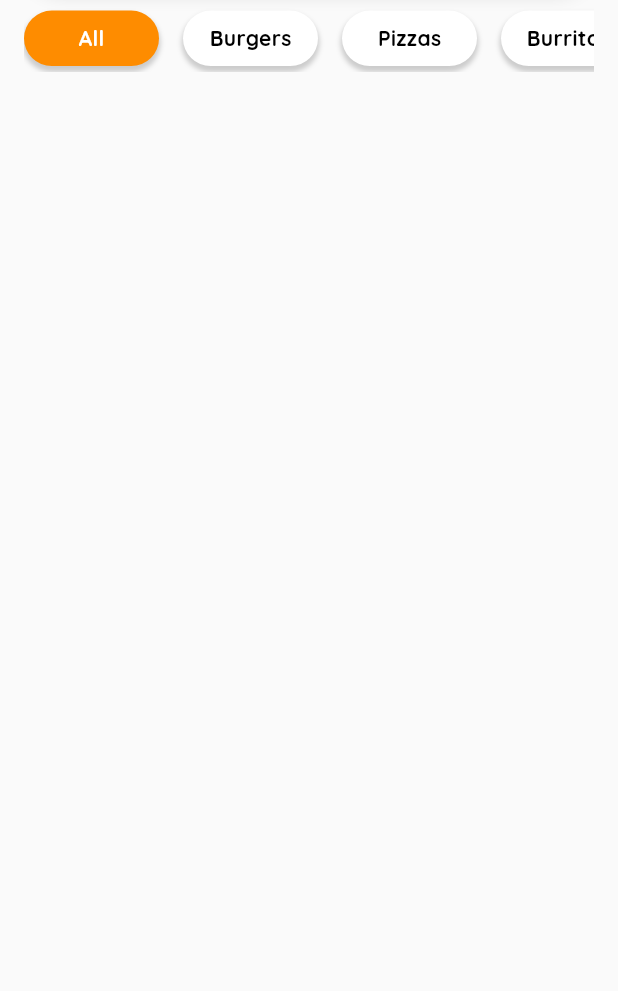
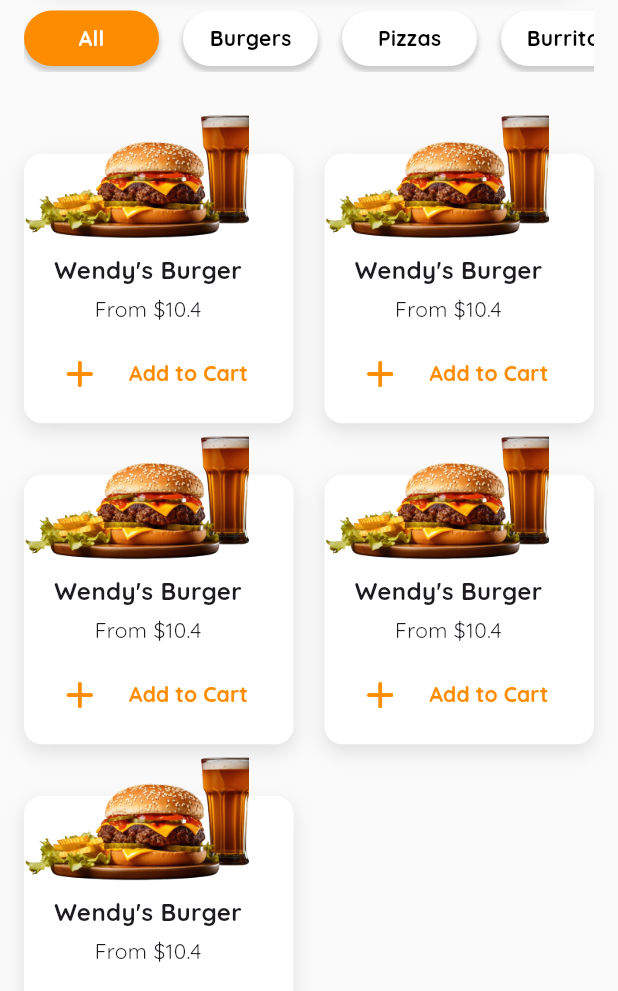
Before and after one commit to Miki0035/flutter_food_delivery_app, a Flutter app: the FSearchView screen opened directly, on a phone screen of 412 x 824 dp, the part 245-1236 px from its top. Run offline on Flutter 3.47's test engine with Material 3 defaults, Android fonts, the phone set to English and light mode, and no system bars; our stand-ins replace appwrite.

Commit message:
added slivergrid and working

```diff
--- a/lib/features/profile/screens/widgets/image_as_icon_container.dart
+++ b/lib/features/profile/screens/widgets/image_as_icon_container.dart
@@ -4,8 +4,15 @@ import 'package:food_delivery_app/utilis/constants/sizes.dart';
 
 class FImageAsIconContainer extends StatelessWidget {
   final String image;
+  final Color backgroundColor;
+  final double imageSize;
 
-  const FImageAsIconContainer({super.key, required this.image});
+  const FImageAsIconContainer({
+    super.key,
+    required this.image,
+    this.backgroundColor = FColor.lightOrange,
+    this.imageSize = FSize.iconLg,
+  });
 
   @override
   Widget build(BuildContext context) {
@@ -15,13 +22,13 @@ class FImageAsIconContainer extends StatelessWidget {
       padding: EdgeInsets.all(FSize.defaultSpace),
       decoration: BoxDecoration(
         borderRadius: BorderRadius.circular(50.0),
-        color: FColor.lightOrange.withValues(alpha: 0.1),
+        color: backgroundColor.withValues(alpha: 0.1),
       ),
       child: Image.asset(
         image,
         color: FColor.orange,
-        width: FSize.iconLg,
-        height: FSize.iconLg,
+        width: imageSize,
+        height: imageSize,
       ),
     );
   }
--- /dev/null
+++ b/lib/features/search/screens/detail_screen.dart
@@ -0,0 +1,10 @@
+import 'package:flutter/material.dart';
+
+class FDetailScreen extends StatelessWidget {
+  const FDetailScreen({super.key});
+
+  @override
+  Widget build(BuildContext context) {
+    return const Placeholder();
+  }
+}
--- a/lib/features/search/screens/widgets/search_view.dart
+++ b/lib/features/search/screens/widgets/search_view.dart
@@ -2,6 +2,7 @@ import 'package:flutter/material.dart';
 import 'package:food_delivery_app/common/widgets/appbar_tile_with_subtitle.dart';
 import 'package:food_delivery_app/common/widgets/sliver_app_bar.dart';
 import 'package:food_delivery_app/common/widgets/stacked_container_with_notification_count.dart';
+import 'package:food_delivery_app/features/profile/screens/widgets/image_as_icon_container.dart';
 import 'package:food_delivery_app/features/search/providers/search_provider.dart';
 import 'package:food_delivery_app/features/search/screens/widgets/search_bar.dart';
 import 'package:food_delivery_app/utilis/constants/colors.dart';
@@ -15,6 +16,7 @@ class FSearchView extends StatelessWidget {
   @override
   Widget build(BuildContext context) {
     return Scaffold(
+      extendBody: true,
       body: Consumer<FSearchProvider>(
         builder:
             (context, provider, child) => CustomScrollView(
@@ -42,6 +44,7 @@ class FSearchView extends StatelessWidget {
                 ),
                 SliverPadding(
                   padding: EdgeInsets.all(FSize.defaultSpace),
+
                   sliver: SliverToBoxAdapter(
                     child: Column(
                       children: [
@@ -95,11 +98,95 @@ class FSearchView extends StatelessWidget {
                           ),
                         ),
                         SizedBox(height: FSize.defaultSpace * 1.4),
-
-                        // GridView.builder(gridDelegate: gridDelegate, itemBuilder: itemBuilder)
-
                       ],
                     ),
+                  ),
+                ),
+
+                SliverPadding(
+                  padding: EdgeInsets.all(FSize.defaultSpace),
+                  sliver: SliverGrid.builder(
+                    itemCount: 5,
+                    gridDelegate: SliverGridDelegateWithMaxCrossAxisExtent(
+                      maxCrossAxisExtent: 250,
+                      mainAxisSpacing: MediaQuery.sizeOf(context).width / 12,
+                      crossAxisSpacing: MediaQuery.sizeOf(context).width / 20,
+                    ),
+                    itemBuilder:
+                        (context, index) => Container(
+                          decoration: BoxDecoration(
+                            color: Colors.white,
+                            borderRadius: BorderRadius.circular(12.0),
+                            boxShadow: [
+                              BoxShadow(
+                                color: Colors.grey.shade300,
+                                blurRadius: 10,
+                                offset: Offset(0, 5),
+                              ),
+                            ],
+                          ),
+                          child: Stack(
+                            clipBehavior: Clip.none,
+
+                            children: [
+                              Positioned(
+                                top: -70,
+                                child: Hero(
+                                  tag: 1,
+                                  child: Image.asset(
+                                    FImage.burgerOne,
+                                    width: 150.0,
+                                    height: 150.0,
+                                  ),
+                                ),
+                              ),
+                              SizedBox(height: FSize.defaultSpace,),
+                              Positioned(
+                                bottom: 0,
+                                child: Column(
+                                  mainAxisSize: MainAxisSize.min,
+                                  mainAxisAlignment: MainAxisAlignment.center,
+                                  children: [
+                                    Text(
+                                      "Wendy's Burger",
+                                      style: TextStyle(
+                                        fontWeight: FontWeight.w700,
+                                        fontSize: FSize.fontSizeLg,
+                                      ),
+                                    ),
+                                    SizedBox(height: 4.0,),
+                                    Text(
+                                      "From \$10.4",
+                                      style: TextStyle(
+                                        fontWeight: FontWeight.w500,
+                                        fontSize: FSize.fontSizeMd,
+                                      ),
+                                    ),
+                                    TextButton.icon(
+                                      onPressed: () {},
+                                      style: TextButton.styleFrom(
+                                        overlayColor: FColor.orange.withValues(alpha: 0.5),
+                                        splashFactory: InkRipple.splashFactory
+                                      ),
+                                      label: Text(
+                                        "Add to Cart",
+                                        style: TextStyle(
+                                          fontWeight: FontWeight.w700,
+                                          color: FColor.orange,
+                                        ),
+                                      ),
+                                      icon: FImageAsIconContainer(
+                                        image: FImage.plus,
+                                        imageSize: FSize.iconSm,
+                                        backgroundColor: Colors.white,
+                                      ),
+                                    ),
+                                  ],
+                                ),
+                              ),
+                            ],
+                          ),
+                        ),
                   ),
                 ),
               ],
```
